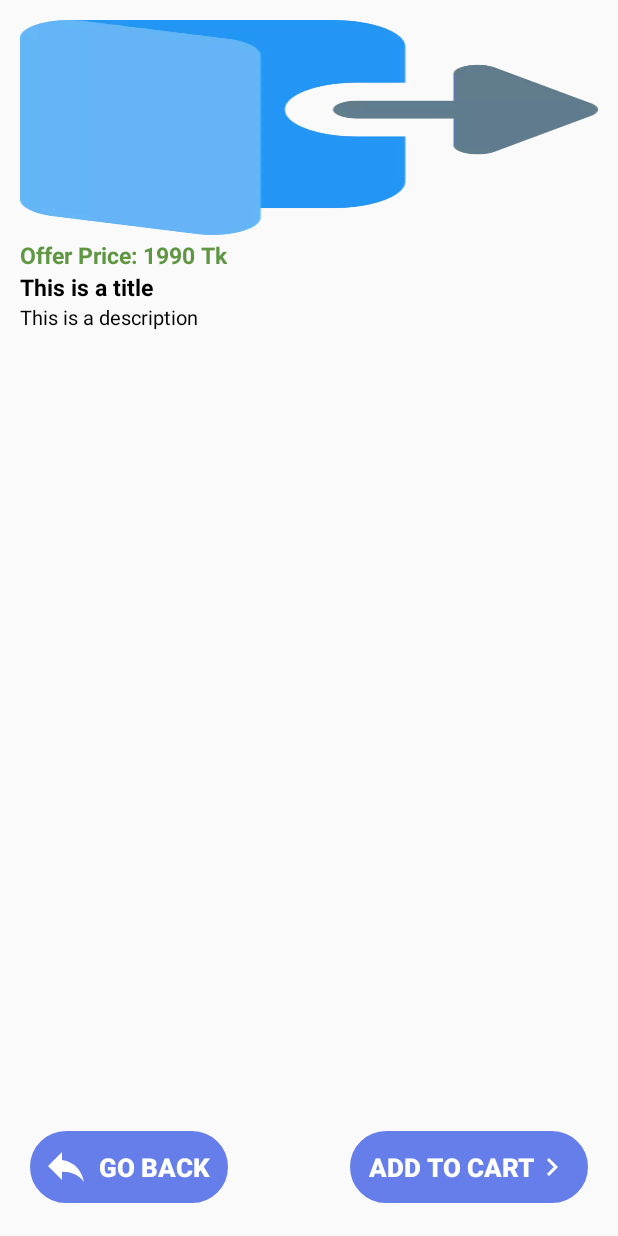
After one commit to masum43/ShoppingCartAndroid, an Android app: the layout activity_offer_details.xml on its own in the app's theme, with its tools: preview values and no code run, on a phone screen of 412 x 824 dp. The commit adds this screen. Run offline under Robolectric (Android 15) with nearby library versions, the phone set to English and light mode, and no system bars; network calls fail.

Commit message:
all works finished

```diff
--- /dev/null
+++ b/app/src/main/java/com/maces/ecommerce/skcashandcarry/Constant.java
@@ -0,0 +1,5 @@
+package com.maces.ecommerce.skcashandcarry;
+
+public class Constant {
+    public static String sliderImageBase = "https://skcc.luqmansoftwares.com/api/uploads/offers/";
+}
--- a/app/src/main/java/com/maces/ecommerce/skcashandcarry/Interfaces/Sliders.java
+++ b/app/src/main/java/com/maces/ecommerce/skcashandcarry/Interfaces/Sliders.java
@@ -1,5 +1,6 @@
 package com.maces.ecommerce.skcashandcarry.Interfaces;
 
+import com.google.gson.JsonArray;
 import com.google.gson.JsonObject;
 
 import java.util.Map;
@@ -15,7 +16,7 @@ public interface Sliders {
     String URL="https://skcc.luqmansoftwares.com/api/auth/";
     @Headers("Content-Type: application/json")
     @GET("fetch-offers")
-    Call<JsonObject> ApiName(@HeaderMap Map<String, String> headers);
+    Call<JsonArray> ApiName(@HeaderMap Map<String, String> headers);
 
 
 
--- /dev/null
+++ b/app/src/main/res/layout/activity_offer_details.xml
@@ -0,0 +1,117 @@
+<?xml version="1.0" encoding="utf-8"?>
+<RelativeLayout
+    xmlns:android="http://schemas.android.com/apk/res/android"
+    xmlns:app="http://schemas.android.com/apk/res-auto"
+    xmlns:tools="http://schemas.android.com/tools"
+    android:layout_width="match_parent"
+    android:layout_height="match_parent"
+    android:orientation="vertical"
+    android:layout_margin="@dimen/_5sdp"
+
+    >
+
+    <LinearLayout
+        android:layout_width="match_parent"
+        android:layout_height="wrap_content"
+        android:orientation="vertical"
+        android:layout_marginBottom="65dp"
+        android:padding="@dimen/_5sdp">
+
+        <ImageView
+            android:id="@+id/iv"
+            android:layout_width="match_parent"
+            android:layout_height="@dimen/_110sdp"
+            android:scaleType="fitXY"
+            android:src="@drawable/logout_btn"
+            app:layout_constraintTop_toTopOf="parent" />
+
+        <TextView
+            android:id="@+id/tv_price"
+            android:layout_width="wrap_content"
+            android:layout_height="wrap_content"
+            android:textSize="@dimen/_12ssp"
+            android:textStyle="bold"
+            app:layout_constraintEnd_toEndOf="@+id/tv_title"
+            app:layout_constraintHorizontal_bias="0.498"
+            app:layout_constraintStart_toStartOf="@+id/tv_title"
+            app:layout_constraintTop_toTopOf="@+id/tv_title"
+            tools:text="Offer Price: 1990 Tk"
+            android:layout_marginTop="@dimen/_2sdp"
+            />
+
+        <TextView
+            android:id="@+id/tv_title"
+            android:layout_width="match_parent"
+            android:layout_height="wrap_content"
+            android:textColor="#000"
+            android:textSize="@dimen/_12ssp"
+            android:textStyle="bold"
+            app:layout_constraintBottom_toTopOf="@+id/tv_desc"
+            tools:layout_editor_absoluteX="0dp"
+            tools:text="This is a title" />
+
+        <TextView
+            android:id="@+id/tv_desc"
+            android:layout_width="match_parent"
+            android:layout_height="wrap_content"
+            android:textColor="#000"
+            android:textSize="@dimen/_10ssp"
+            app:layout_constraintBottom_toBottomOf="parent"
+            tools:layout_editor_absoluteX="16dp"
+            tools:text="This is a description" />
+    </LinearLayout>
+
+    <LinearLayout
+        android:layout_margin="@dimen/_10sdp"
+        android:layout_width="match_parent"
+        android:layout_height="50dp"
+        android:layout_alignParentBottom="true"
+        android:orientation="horizontal">
+
+        <Button
+            android:id="@+id/btn_GoBack"
+            android:layout_width="wrap_content"
+            android:layout_height="48dp"
+            android:background="@drawable/add_cart"
+            android:drawableLeft="@drawable/ic_menu_back"
+            android:drawablePadding="10dp"
+            android:lines="1"
+            android:paddingStart="12dp"
+            android:paddingEnd="12dp"
+            android:text="@string/goback"
+            android:textAllCaps="true"
+            android:textColor="@android:color/white"
+            android:textSize="17sp"
+            android:textStyle="bold"
+            android:onClick="goBackClick"
+            />
+
+        <LinearLayout
+            android:layout_width="match_parent"
+            android:layout_height="wrap_content"
+            android:gravity="end"
+            android:orientation="vertical">
+
+            <Button
+                android:id="@+id/btn_GotoCheckout"
+                android:layout_width="wrap_content"
+                android:layout_height="48dp"
+                android:background="@drawable/add_cart"
+                android:drawableRight="@drawable/ic_chevron_right_black_24dp"
+                android:lines="1"
+                android:paddingStart="12dp"
+                android:paddingEnd="12dp"
+                android:text="Add to Cart"
+                android:textAllCaps="true"
+                android:textColor="@android:color/white"
+                android:textSize="17dp"
+                android:textStyle="bold"
+                android:onClick="cartClick"
+                />
+
+
+        </LinearLayout>
+    </LinearLayout>
+
+
+</RelativeLayout>
--- a/app/src/main/res/layout/fragment_product_home.xml
+++ b/app/src/main/res/layout/fragment_product_home.xml
@@ -66,7 +66,7 @@
             <LinearLayout
                 android:id="@+id/layout_slider"
                 android:layout_width="match_parent"
-                android:layout_height="140dp"
+                android:layout_height="@dimen/_200sdp"
                 android:layout_marginStart="10dp"
                 android:layout_marginTop="10dp"
                 android:layout_marginEnd="10dp"
--- a/app/src/main/res/values/strings.xml
+++ b/app/src/main/res/values/strings.xml
@@ -131,7 +131,7 @@
     <string name="enter_correct_email">Enter Correct Email </string>
     <string name="enter_passsword">Enter Password</string>
     <string name="enter_correct_password">Password length should be minimum 8 characters</string>
-<string name="areyousure">Are you sure you want to close this application?</string>
+    <string name="areyousure">Are you sure you want to close this application?</string>
     <string name="closeapp">Close Application</string>
     <string name="full_name_correct">Full name should be minimum 3 characters</string>
     <string name="password_not_match">Password do not match</string>
@@ -159,4 +159,4 @@
     <string name="cannotplace">Can Not Place Order</string>
     <string name="addto">Add to Cart</string>
     <string name="goback">Go Back</string>
- </resources>
+</resources>
```
Also changed, not shown: app/src/main/AndroidManifest.xml (+16 -15 lines), app/src/main/java/com/maces/ecommerce/skcashandcarry/Adapter/SliderAdapter.java (+31 -19 lines), app/src/main/java/com/maces/ecommerce/skcashandcarry/Fragments/Product_Home.java (+41 -10 lines), app/src/main/java/com/maces/ecommerce/skcashandcarry/Model/SliderItem.java (+26 -1 lines), app/src/main/java/com/maces/ecommerce/skcashandcarry/OfferDetails.java (added, +199 -0 lines), app/src/main/res/layout/image_slider_layout_item.xml (+29 -32 lines).
